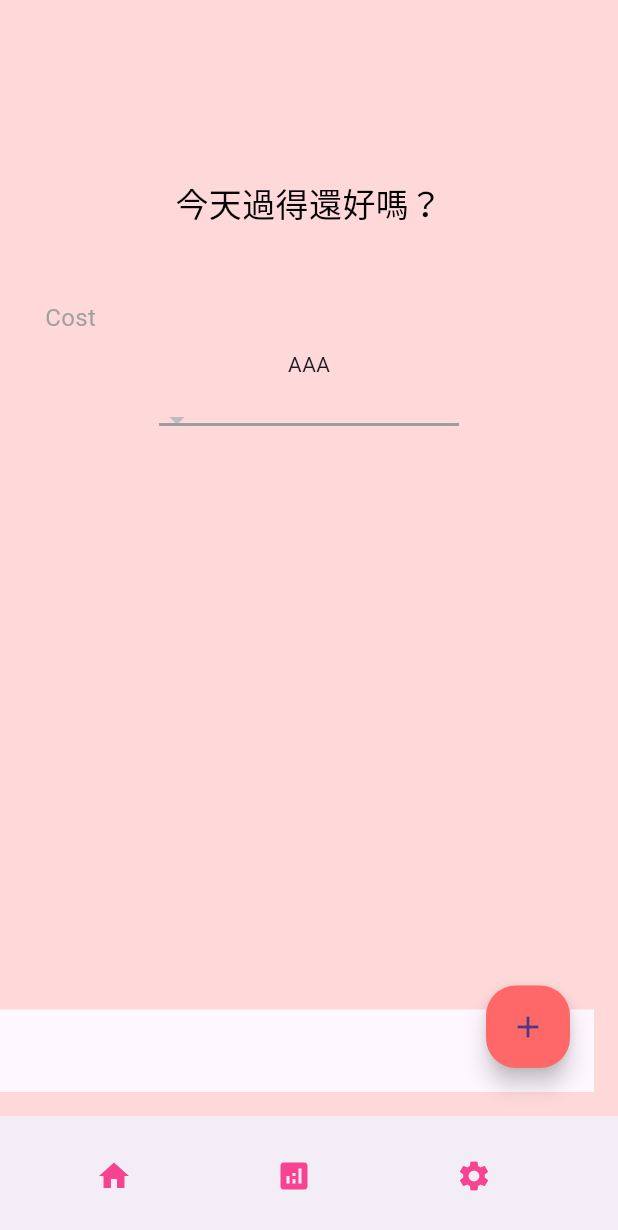
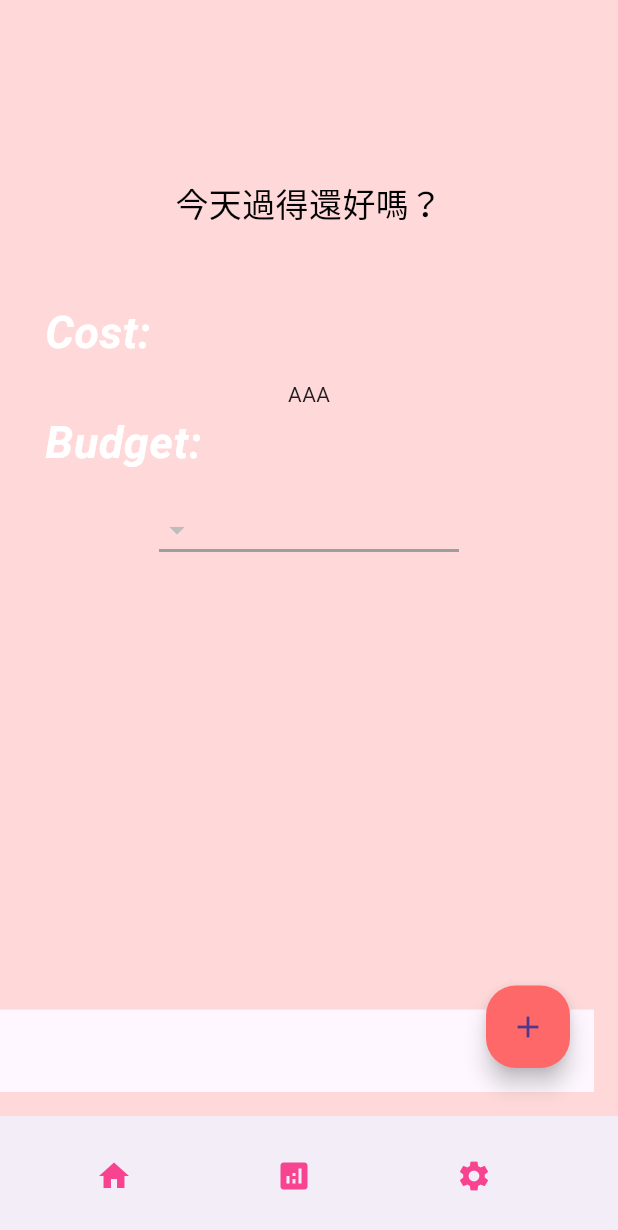
Before and after one commit to JiMoneyApp/JiMoney-Frontend, a Flutter app: the HomePage screen opened by its route, on a phone screen of 412 x 824 dp. Shown: the top 1230 px of the screen. Run offline on Flutter 3.47's test engine with Material 3 defaults, Android fonts, the phone set to English and light mode, and no system bars; our stand-ins replace bloc, flutter_bloc, get_it, go_router, syncfusion_flutter_charts, toggle_switch; network calls fail.

Commit message:
the last dance v1

```diff
--- a/lib/feature/AfterLogin/presentation/home_page.dart
+++ b/lib/feature/AfterLogin/presentation/home_page.dart
@@ -4,13 +4,12 @@ import 'package:flutter/widgets.dart';
 import 'package:get_it/get_it.dart';
 import 'package:go_router/go_router.dart';
 import 'package:jimoney_frontend/ApiServices/fetchledger.dart';
-import 'package:jimoney_frontend/feature/AfterLogin/widgets/buy_income_show.dart';
 import 'package:jimoney_frontend/feature/AfterLogin/widgets/buy_income_switch.dart';
 import 'package:jimoney_frontend/feature/AfterLogin/widgets/date_button.dart';
 import 'package:jimoney_frontend/feature/AfterLogin/widgets/dropdown_ledger.dart';
 import 'package:jimoney_frontend/feature/AfterLogin/widgets/encouragement.dart';
 import 'package:jimoney_frontend/feature/AfterLogin/widgets/floating_action_button.dart';
-import 'package:jimoney_frontend/feature/AfterLogin/widgets/monthly_total_balance.dart';
+import 'package:jimoney_frontend/feature/AfterLogin/widgets/total_cost.dart';
 import 'package:jimoney_frontend/feature/common/user_info.dart';
 
 class HomePage extends StatefulWidget {
@@ -41,20 +40,39 @@ class _HomePageState extends State<HomePage> {
                 child: Padding(
                   padding: const EdgeInsets.only(left: 30, bottom: 10),
                   child: Text(
-                    "Cost",
+                    "Cost:",
                     style: TextStyle(
-                        fontSize: 16, color: Colors.grey.withOpacity(0.97)),
+                        fontSize: 30,
+                        color: Colors.white,
+                        fontStyle: FontStyle.italic,
+                        fontWeight: FontWeight.bold,
+                    ),
                   ),
                 ),
               ),
               Container(
                 width: double.infinity,
-                child: MonthlyTotalBalance(),
+                child: TotalCost(),
               ),
-
+              Container(
+                width: double.infinity,
+                child: Padding(
+                  padding: const EdgeInsets.only(left: 30, bottom: 10),
+                  child: Text(
+                    "Budget:",
+                    style: TextStyle(
+                        fontSize: 30,
+                        color: Colors.white,
+                        fontStyle: FontStyle.italic,
+                        fontWeight: FontWeight.bold,
+                    ),
+                  ),
+                ),
+              ),
               Container(
                   color: Color(0XFFFFD9D9),
                   width: 200,
+                  height: 50,
                   padding: EdgeInsets.only(top: 15),
                   child: LedgerSelector()),
               // Container(
--- a/lib/feature/AfterLogin/widgets/monthly_total_balance.dart
+++ /dev/null
@@ -1,16 +0,0 @@
-import 'package:flutter/cupertino.dart';
-
-class MonthlyTotalBalance extends StatelessWidget {
-  const MonthlyTotalBalance({super.key});
-
-  @override
-  Widget build(BuildContext context) {
-    return Container(
-      width: 600,
-      alignment: Alignment.topCenter,
-      child: Text(
-        "AAA"
-      ),
-    );
-  }
-}
--- /dev/null
+++ b/lib/feature/AfterLogin/widgets/total_cost.dart
@@ -0,0 +1,19 @@
+import 'package:flutter/cupertino.dart';
+
+class TotalCost extends StatefulWidget {
+  const TotalCost({super.key});
+
+  @override
+  State<TotalCost> createState() => _TotalCostState();
+}
+
+class _TotalCostState extends State<TotalCost> {
+  @override
+  Widget build(BuildContext context) {
+    return Container(
+      width: double.infinity,
+      child: Text("AAA"),
+      alignment: Alignment.center,
+    );
+  }
+}
```
Also changed, not shown: lib/ApiServices/fetchledger.dart (+8 -9 lines), lib/feature/AfterLogin/widgets/buy_income_show.dart (deleted, +0 -28 lines), lib/feature/AfterLogin/widgets/dropdown_ledger.dart (+6 -2 lines), lib/feature/AfterLogin/widgets/time_notification.dart (deleted, +0 -115 lines), pubspec.lock, 2 other files.
